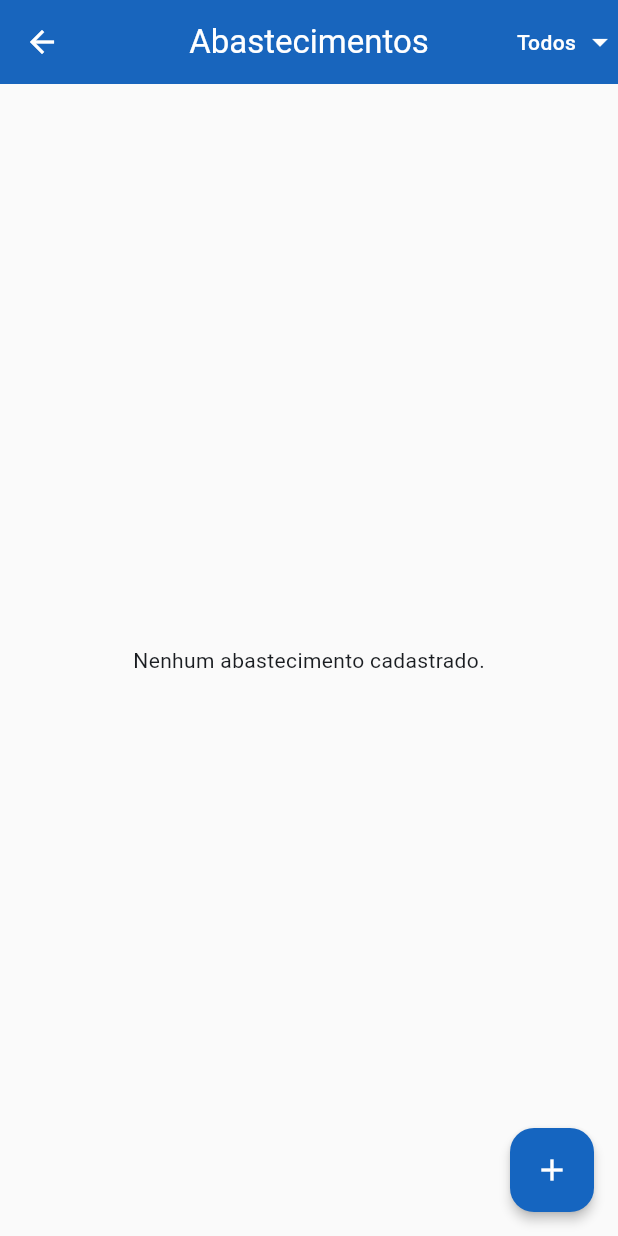
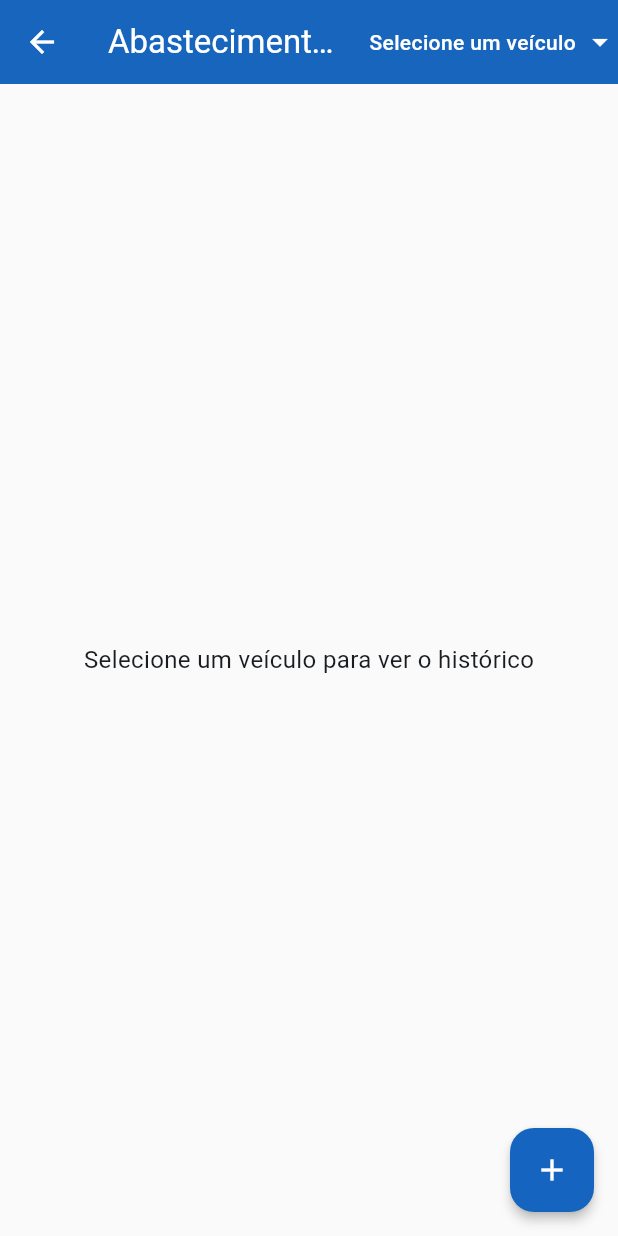
Before and after one commit to GM802-536/fuel_tracker, a Flutter app: the _AbastecimentoListView screen opened directly, on a phone screen of 412 x 824 dp. Run offline on Flutter 3.47's test engine with Material 3 defaults, Android fonts, the phone set to English and light mode, and no system bars; our stand-ins replace cloud_firestore, firebase_auth, firebase_core, fl_chart; accounts and stored records are empty.

Commit message:
Pequena mudanca no filtro  de veiculo e no historico de abastecimento

```diff
--- a/lib/features/abastecimentos/presentation/screens/abastecimento_list_screen.dart
+++ b/lib/features/abastecimentos/presentation/screens/abastecimento_list_screen.dart
@@ -5,7 +5,6 @@ import 'abastecimento_form_screen.dart';
 import '../../../veiculos/presentation/controllers/veiculo_controller.dart';
 import '../widgets/abastecimento_filtro_veiculo_dropdown.dart';
 import '../widgets/grafico_consumo.dart';
-
 
 class AbastecimentoListScreen extends StatelessWidget {
   const AbastecimentoListScreen({super.key});
@@ -62,15 +61,23 @@ class _AbastecimentoListView extends StatelessWidget {
 
           final dados = snapshot.data!;
 
+          if (controller.filtroVeiculoId == null) {
+            return const Center(
+              child: Text(
+                "Selecione um veículo para ver o histórico",
+                style: TextStyle(fontSize: 16),
+              ),
+            );
+          }
+
           if (dados.isEmpty) {
             return const Center(
-              child: Text('Nenhum abastecimento cadastrado.'),
+              child: Text('Nenhum abastecimento encontrado.'),
             );
           }
 
           return Column(
             children: [
-              // 🔥 Gráfico no topo
               Padding(
                 padding: const EdgeInsets.all(16),
                 child: GraficoConsumo(dados: dados),
@@ -78,7 +85,6 @@ class _AbastecimentoListView extends StatelessWidget {
 
               const Divider(height: 1),
 
-              // Lista ocupando o resto da tela
               Expanded(
                 child: ListView.builder(
                   padding: const EdgeInsets.all(16),
--- a/lib/features/abastecimentos/presentation/widgets/abastecimento_filtro_veiculo_dropdown.dart
+++ b/lib/features/abastecimentos/presentation/widgets/abastecimento_filtro_veiculo_dropdown.dart
@@ -19,18 +19,17 @@ class FiltroVeiculoDropdown extends StatelessWidget {
 
         final lista = snapshot.data!;
 
-        // rótulo atual mostrado no AppBar
-        String label = "Todos";
-        if (abastecimento.filtroVeiculoId != null) {
-          final v = lista.firstWhere(
-            (e) => e.id == abastecimento.filtroVeiculoId,
-            orElse: () => lista.first,
-          );
-          label = "${v.modelo} (${v.placa})";
-        }
+        String label = abastecimento.filtroVeiculoId == null
+            ? "Selecione um veículo"
+            : (() {
+                final v = lista.firstWhere(
+                  (e) => e.id == abastecimento.filtroVeiculoId,
+                  orElse: () => lista.first,
+                );
+                return "${v.modelo} (${v.placa})";
+              })();
 
         return PopupMenuButton<String?>(
-          // botão “fechado” no AppBar
           child: Row(
             mainAxisSize: MainAxisSize.min,
             children: [
@@ -52,10 +51,6 @@ class FiltroVeiculoDropdown extends StatelessWidget {
 
           itemBuilder: (context) {
             return [
-              const PopupMenuItem(
-                value: null,
-                child: Text("Todos"),
-              ),
               ...lista.map(
                 (v) => PopupMenuItem(
                   value: v.id,
```
